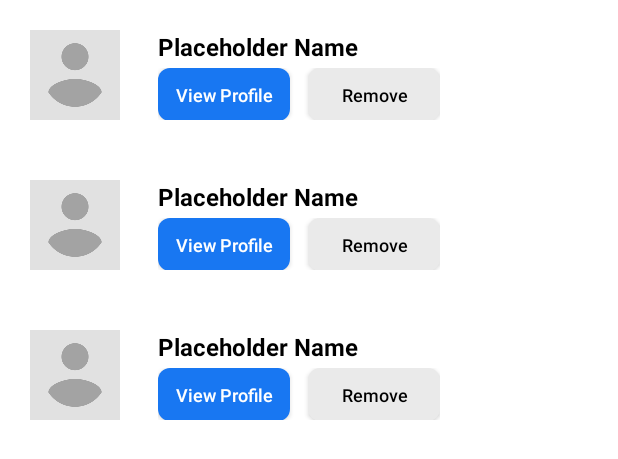
After one commit to AmandaJisoo/BuddyBase, an Android app: the layout activity_liked_friends.xml on its own in the app's theme, with its tools: preview values and no code run, on a phone screen of 412 x 824 dp. The commit adds this screen. Shown: the top 459 px of the screen. Run offline under Robolectric (Android 15) with nearby library versions, the phone set to English and light mode, and no system bars.

Commit message:
init likedFriendsActivity

```diff
--- a/app/src/main/AndroidManifest.xml
+++ b/app/src/main/AndroidManifest.xml
@@ -13,13 +13,17 @@
         android:roundIcon="@mipmap/ic_buddybase_launcher_round"
         android:supportsRtl="true"
         android:theme="@style/Theme.BuddyBase">
-        <activity android:name=".RecommendedFriendsActivity"
+        <activity android:name=".LikedFriendsActivity"></activity>
+        <activity
+            android:name=".RecommendedFriendsActivity"
             android:label="Recommended Friends">
-<!--            <intent-filter>-->
-<!--                <action android:name="android.intent.action.MAIN" />-->
 
-<!--                <category android:name="android.intent.category.LAUNCHER" />-->
-<!--            </intent-filter>-->
+            <!-- <intent-filter> -->
+            <!-- <action android:name="android.intent.action.MAIN" /> -->
+
+
+            <!-- <category android:name="android.intent.category.LAUNCHER" /> -->
+            <!-- </intent-filter> -->
         </activity>
 
         <meta-data
@@ -53,7 +57,7 @@
             </intent-filter>
         </activity>
         <activity android:name=".SurveyActivity" />
-        <activity android:name=".LogInActivity"/>
+        <activity android:name=".LogInActivity" />
     </application>
 
 </manifest>
--- /dev/null
+++ b/app/src/main/java/com/example/buddybase/LikedFriendsActivity.kt
@@ -0,0 +1,11 @@
+package com.example.buddybase
+
+import androidx.appcompat.app.AppCompatActivity
+import android.os.Bundle
+
+class LikedFriendsActivity : AppCompatActivity() {
+    override fun onCreate(savedInstanceState: Bundle?) {
+        super.onCreate(savedInstanceState)
+        setContentView(R.layout.activity_liked_friends)
+    }
+}
--- /dev/null
+++ b/app/src/main/res/layout/activity_liked_friends.xml
@@ -0,0 +1,22 @@
+<?xml version="1.0" encoding="utf-8"?>
+<androidx.constraintlayout.widget.ConstraintLayout xmlns:android="http://schemas.android.com/apk/res/android"
+    xmlns:app="http://schemas.android.com/apk/res-auto"
+    xmlns:tools="http://schemas.android.com/tools"
+    android:layout_width="match_parent"
+    android:layout_height="match_parent"
+    tools:context=".RecommendedFriendsActivity"
+    >
+
+    <androidx.recyclerview.widget.RecyclerView
+        android:id="@+id/rvRecommendedFriends"
+        android:layout_width="0dp"
+        android:layout_height="0dp"
+        app:layout_constraintTop_toTopOf="parent"
+        app:layout_constraintBottom_toBottomOf="parent"
+        app:layout_constraintLeft_toLeftOf="parent"
+        app:layout_constraintRight_toRightOf="parent"
+        app:layoutManager="androidx.recyclerview.widget.LinearLayoutManager"
+        tools:listitem="@layout/item_liked_friend"
+        />
+
+</androidx.constraintlayout.widget.ConstraintLayout>
--- /dev/null
+++ b/app/src/main/res/layout/item_liked_friend.xml
@@ -0,0 +1,65 @@
+<?xml version="1.0" encoding="utf-8"?>
+<LinearLayout
+    xmlns:android="http://schemas.android.com/apk/res/android"
+    android:layout_width="wrap_content"
+    android:layout_height="wrap_content"
+    android:orientation="horizontal"
+    android:padding="20dp">
+    <ImageView
+        android:id="@+id/ivFriendProfilePic"
+        android:layout_width="60dp"
+        android:layout_height="60dp"
+        android:src="@drawable/iv_avatar_placeholder"
+        />
+    <LinearLayout
+        android:layout_width="wrap_content"
+        android:layout_height="60dp"
+        android:orientation="vertical"
+        android:paddingLeft="25dp"
+        >
+
+        <TextView
+            android:id="@+id/tvFriendName"
+            android:layout_width="wrap_content"
+            android:layout_height="wrap_content"
+            android:text="Placeholder Name"
+            android:textSize="16sp"
+            android:textColor="@color/black"
+            android:textStyle="bold"
+            />
+
+        <LinearLayout
+            android:layout_width="wrap_content"
+            android:layout_height="wrap_content"
+            android:minHeight="0dp"
+            android:minWidth="0dp"
+            android:layout_marginTop="3dp"
+            >
+            <androidx.appcompat.widget.AppCompatButton
+                android:id="@+id/btnViewProfile"
+                android:layout_width="wrap_content"
+                android:layout_height="35dp"
+                android:padding="8dp"
+                android:text="@string/view_profile"
+                android:textSize="12sp"
+                android:textColor="@color/white"
+                android:background="@drawable/btn_buddybase_default"
+                android:textAllCaps="false"
+                android:layout_marginRight="12dp"
+                android:layout_marginEnd="12dp" />
+            <androidx.appcompat.widget.AppCompatButton
+                android:id="@+id/btnRemove"
+                android:layout_width="wrap_content"
+                android:layout_height="35dp"
+                android:padding="8dp"
+                android:text="@string/remove"
+                android:textSize="12sp"
+                android:textColor="@color/black"
+                android:background="@drawable/btn_buddybase_default"
+                android:backgroundTint="@color/gray_buddybase"
+                android:textAllCaps="false"
+                android:gravity="center_horizontal|center_vertical"
+                />
+        </LinearLayout>
+    </LinearLayout>
+</LinearLayout>
--- a/app/src/main/res/values/strings.xml
+++ b/app/src/main/res/values/strings.xml
@@ -40,4 +40,5 @@
     <string name="sign_in">Log In</string>
     <string name="tvLoginInstead">Already have an account?</string>
     <string name="tvSignUpInstead">Don\'t have an account?</string>
+    <string name="view_profile">View Profile</string>
 </resources>
```
